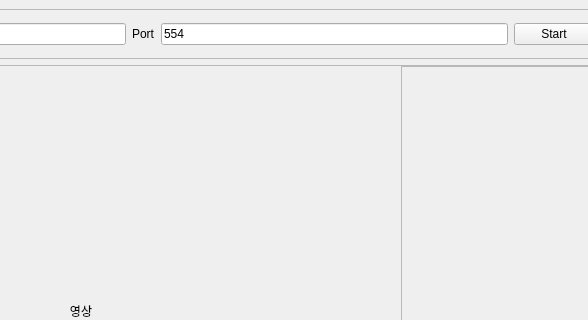
sue9010/IPCamera, file viewer.ui: the form before one commit; both pictures show x 258 to 846 and y 0 to 320 of the 957 by 567 pixel window.
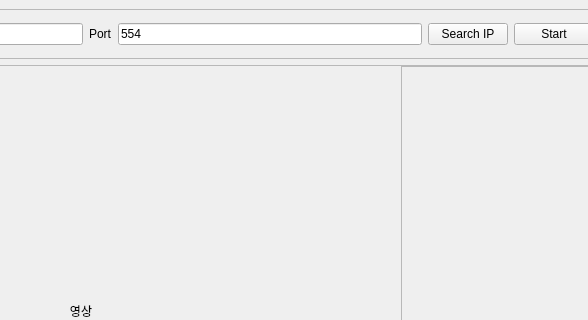
The form after the commit.

Commit message: search IP 모듈 제작

What changed in the file:
```diff
--- a/viewer.ui
+++ b/viewer.ui
@@ -58,6 +58,13 @@
          </property>
         </widget>
        </item>
+       <item>
+        <widget class="QPushButton" name="search_button">
+         <property name="text">
+          <string>Search IP</string>
+         </property>
+        </widget>
+       </item>
        <item>
         <widget class="QPushButton" name="start_button">
          <property name="text">
```
The commit also changes 1 other file.
